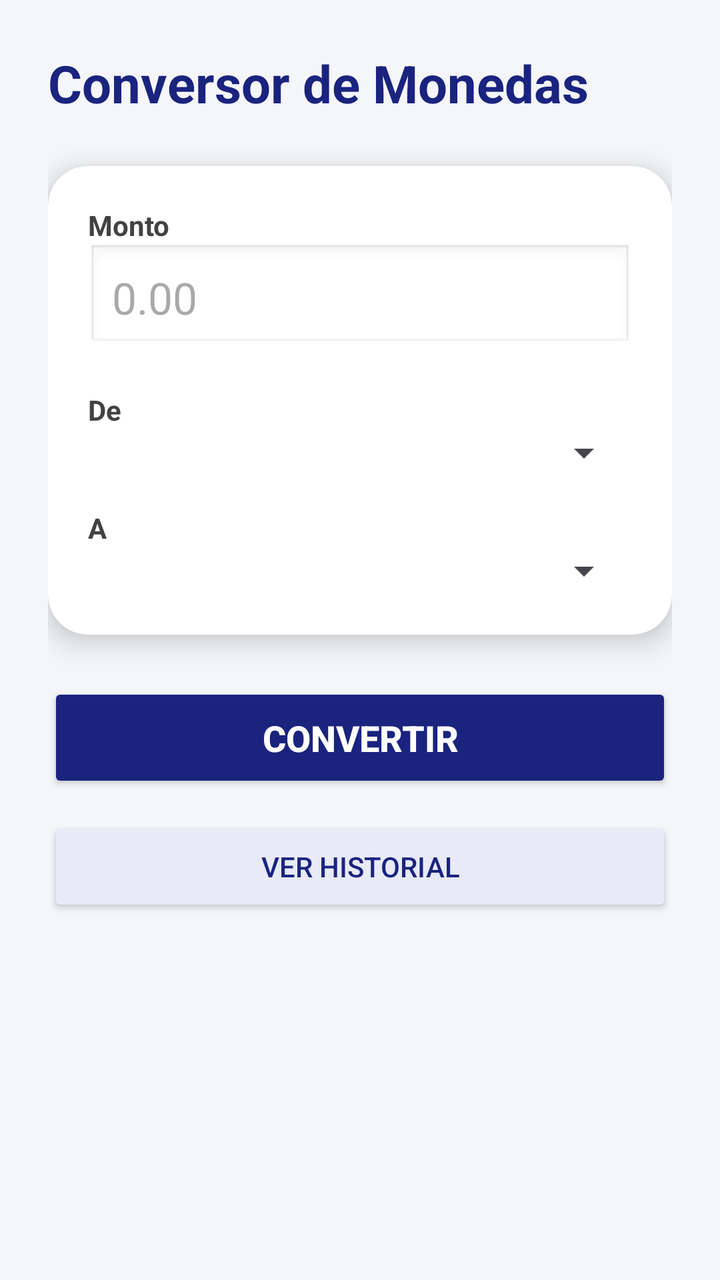
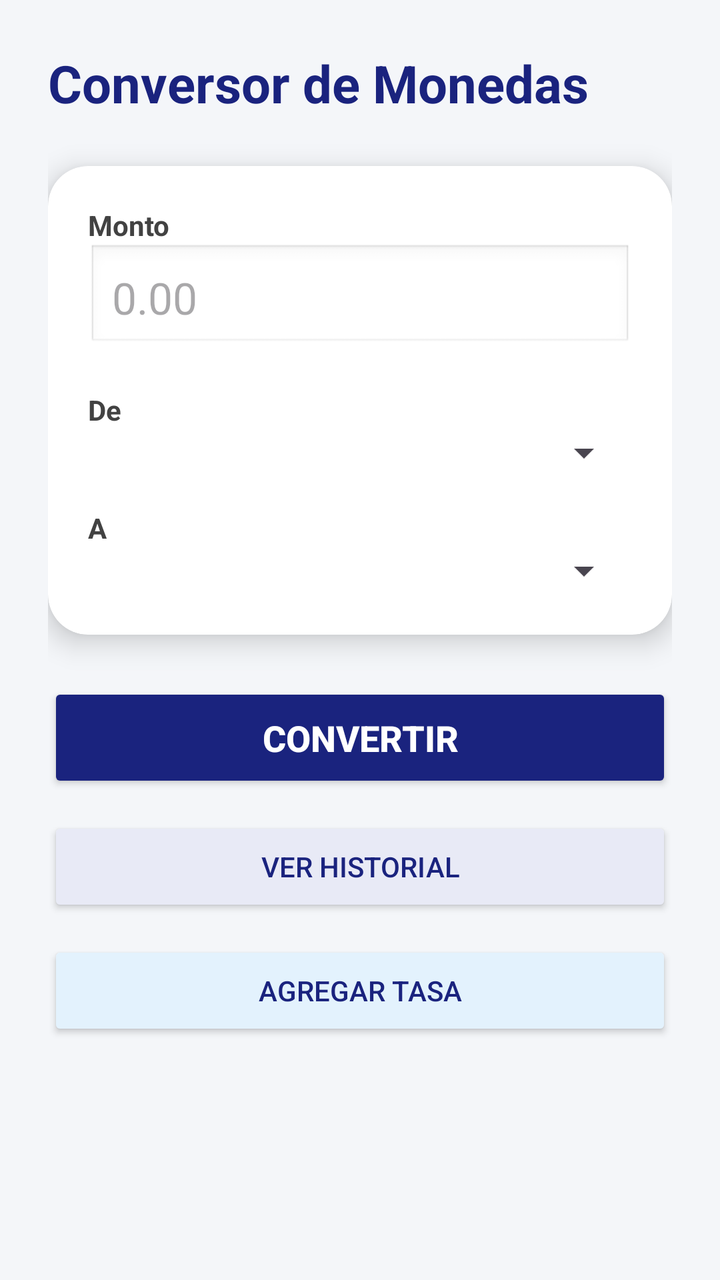

Two renders of the same Android screen: before a commit and after it. Below are the layout's source before the change and the commit's diff.
<!-- AndroidManifest.xml: application theme Theme.CurrencyConverterCA -->
<!-- res/layout/activity_main.xml -->
<?xml version="1.0" encoding="utf-8"?>
<ScrollView
    xmlns:android="http://schemas.android.com/apk/res/android"
    android:background="#F4F6F9"
    android:layout_width="match_parent"
    android:layout_height="match_parent">

    <LinearLayout
        android:orientation="vertical"
        android:padding="24dp"
        android:layout_width="match_parent"
        android:layout_height="wrap_content">

        
        <TextView
            android:layout_width="wrap_content"
            android:layout_height="wrap_content"
            android:text="Conversor de Monedas"
            android:textSize="26sp"
            android:textStyle="bold"
            android:textColor="#1A237E"
            android:layout_marginBottom="24dp"/>

        
        <androidx.cardview.widget.CardView
            xmlns:card_view="http://schemas.android.com/apk/res-auto"
            android:layout_width="match_parent"
            android:layout_height="wrap_content"
            card_view:cardCornerRadius="20dp"
            card_view:cardElevation="8dp"
            android:layout_marginBottom="24dp">

            <LinearLayout
                android:orientation="vertical"
                android:padding="20dp"
                android:layout_width="match_parent"
                android:layout_height="wrap_content">

                
                <TextView
                    android:layout_width="wrap_content"
                    android:layout_height="wrap_content"
                    android:text="Monto"
                    android:textStyle="bold"
                    android:textColor="#424242"/>

                <EditText
                    android:id="@+id/etAmount"
                    android:layout_width="match_parent"
                    android:layout_height="wrap_content"
                    android:textSize="22sp"
                    android:hint="0.00"
                    android:inputType="numberDecimal"
                    android:padding="12dp"
                    android:background="@android:drawable/edit_text"
                    android:layout_marginBottom="20dp"/>

                
                <TextView
                    android:layout_width="wrap_content"
                    android:layout_height="wrap_content"
                    android:text="De"
                    android:textStyle="bold"
                    android:textColor="#424242"/>

                <Spinner
                    android:id="@+id/spFrom"
                    android:layout_width="match_parent"
                    android:layout_height="wrap_content"
                    android:layout_marginBottom="16dp"/>

                
                <TextView
                    android:layout_width="wrap_content"
                    android:layout_height="wrap_content"
                    android:text="A"
                    android:textStyle="bold"
                    android:textColor="#424242"/>

                <Spinner
                    android:id="@+id/spTo"
                    android:layout_width="match_parent"
                    android:layout_height="wrap_content"/>

            </LinearLayout>

        </androidx.cardview.widget.CardView>

        
        <Button
            android:id="@+id/btnConvert"
            android:layout_width="match_parent"
            android:layout_height="55dp"
            android:text="Convertir"
            android:textSize="18sp"
            android:textStyle="bold"
            android:textColor="#FFFFFF"
            android:backgroundTint="#1A237E"
            android:layout_marginBottom="12dp"/>

        
        <Button
            android:id="@+id/btnHistory"
            android:layout_width="match_parent"
            android:layout_height="50dp"
            android:text="Ver Historial"
            android:textColor="#1A237E"
            android:backgroundTint="#E8EAF6"/>

    </LinearLayout>

</ScrollView>
<!-- resources referenced by this layout -->
<resources>
  <style name="Theme.CurrencyConverterCA" parent="Base.Theme.CurrencyConverterCA" />
  <style name="Base.Theme.CurrencyConverterCA" parent="Theme.Material3.DayNight.NoActionBar">
          
          
      </style>
</resources>

<!-- the commit's change to res/layout/activity_main.xml (unified diff, before → after) -->
@@ -107,6 +107,16 @@
             android:textColor="#1A237E"
             android:backgroundTint="#E8EAF6"/>
 
+        
+        <Button
+            android:id="@+id/btnAddRate"
+            android:layout_width="match_parent"
+            android:layout_height="50dp"
+            android:text="Agregar Tasa"
+            android:textColor="#1A237E"
+            android:backgroundTint="#E3F2FD"
+            android:layout_marginTop="12dp"/>
+
     </LinearLayout>
 
 </ScrollView>
